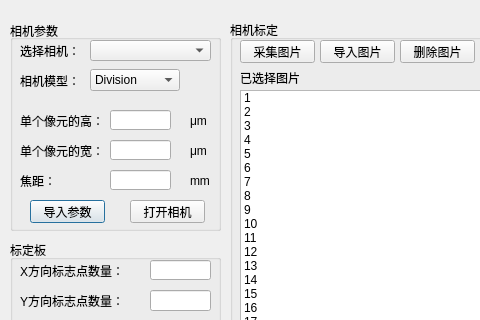
The window that Detection/camera.ui (ruansongbo/Detection) describes before a commit, drawn with Qt 5; both pictures show x 0 to 480 and y 0 to 320 of the 570 by 413 pixel window.
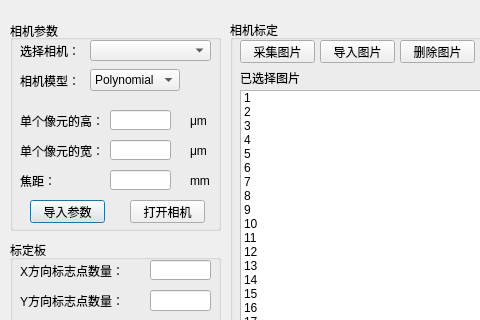
The same window after the commit. Icons and pictures are not drawn.

```diff
--- a/Detection/camera.ui
+++ b/Detection/camera.ui
@@ -85,7 +85,7 @@
     </property>
     <item>
      <property name="text">
-      <string>Division</string>
+      <string>Polynomial</string>
      </property>
     </item>
     <item>
```
Left out of the diff: 2 changed lines with no effect on the pictures.
